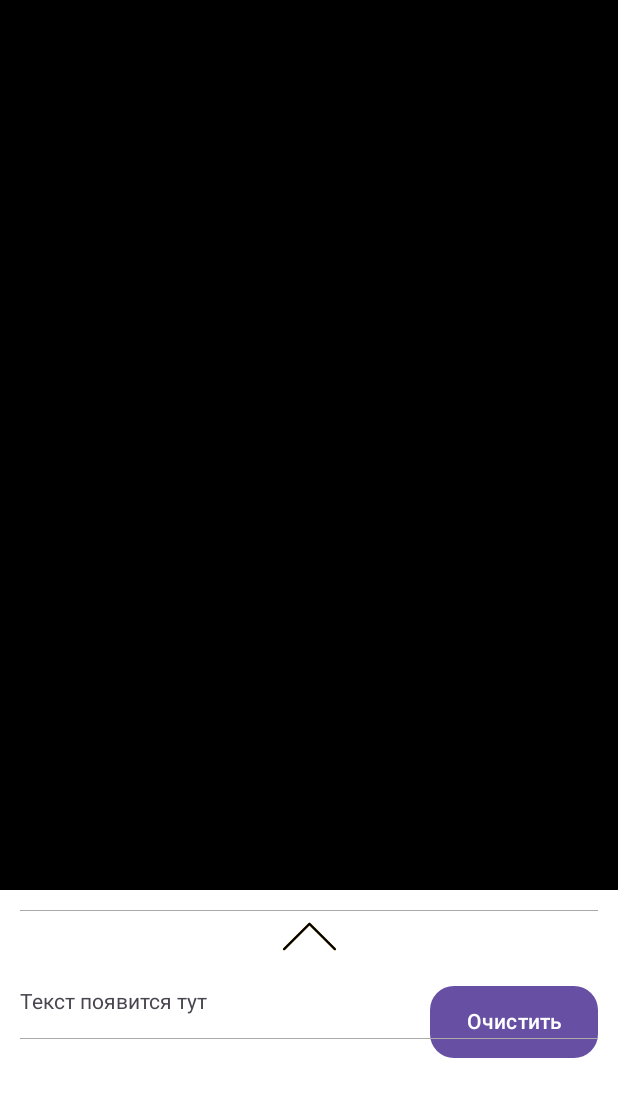
After one commit to sdarfs/handtalk, an Android app: the layout tfe_ic_activity_camera.xml on its own in the app's theme, with its tools: preview values and no code run, on a phone screen of 412 x 824 dp. The commit adds this screen. Shown: the top 1097 px of the screen. Run offline under Robolectric (Android 15) with nearby library versions, the phone set to English and light mode, and no system bars.

Commit message:
заготовка дизайна под логику камеры + вывода текста

```diff
--- a/app/src/main/java/com/example/handtalk/MainActivity.kt
+++ b/app/src/main/java/com/example/handtalk/MainActivity.kt
@@ -27,10 +27,22 @@ class MainActivity : AppCompatActivity() {
         // Устанавливаем слушатель нажатий
         helpButton.setOnClickListener {
             // Создаем Intent для открытия URL
-            val browserIntent = Intent(Intent.ACTION_VIEW, Uri.parse("https://en.wikipedia.org/wiki/American_manual_alphabet"))
+            val browserIntent = Intent(
+                Intent.ACTION_VIEW,
+                Uri.parse("https://en.wikipedia.org/wiki/American_manual_alphabet")
+            )
             startActivity(browserIntent)
         }
 
+        val StartButton: FloatingActionButton = findViewById(R.id.start)
+
+        // Устанавливаем слушатель нажатий
+        StartButton.setOnClickListener {
+            startActivity(Intent(this, ClassifierActivity::class.java).apply {
+
+            })
+
+        }
+
     }
-
 }
--- /dev/null
+++ b/app/src/main/res/drawable/ic_baseline_add.xml
@@ -0,0 +1,9 @@
+<vector xmlns:android="http://schemas.android.com/apk/res/android"
+    android:width="24dp"
+    android:height="24dp"
+    android:viewportWidth="24"
+    android:viewportHeight="24">
+  <path
+      android:fillColor="#FF000000"
+      android:pathData="M19,13h-6v6h-2v-6H5v-2h6V5h2v6h6v2z"/>
+</vector>
--- /dev/null
+++ b/app/src/main/res/drawable/ic_baseline_remove.xml
@@ -0,0 +1,9 @@
+<vector xmlns:android="http://schemas.android.com/apk/res/android"
+    android:width="24dp"
+    android:height="24dp"
+    android:viewportWidth="24"
+    android:viewportHeight="24">
+  <path
+      android:fillColor="#FF000000"
+      android:pathData="M19,13H5v-2h14v2z"/>
+</vector>
--- /dev/null
+++ b/app/src/main/res/drawable/ic_up_arrow_minimal.xml
@@ -0,0 +1,12 @@
+<vector xmlns:android="http://schemas.android.com/apk/res/android"
+    android:width="35dp"
+    android:height="35dp"
+    android:viewportWidth="490.523"
+    android:viewportHeight="490.523">
+  <path
+      android:pathData="M487.411,355.047L252.744,120.38c-4.165,-4.164 -10.917,-4.164 -15.083,0L2.994,355.047c-4.093,4.237 -3.976,10.99 0.262,15.083c4.134,3.993 10.687,3.993 14.821,0l227.115,-227.115l227.115,227.136c4.237,4.093 10.99,3.976 15.083,-0.261c3.993,-4.134 3.993,-10.688 0,-14.821L487.411,355.047z"
+      android:fillColor="#FFC107"/>
+  <path
+      android:fillColor="#FF000000"
+      android:pathData="M479.859,373.266c-2.831,0.005 -5.548,-1.115 -7.552,-3.115L245.192,143.015L18.077,370.151c-4.237,4.093 -10.99,3.976 -15.083,-0.262c-3.993,-4.134 -3.993,-10.687 0,-14.821l234.667,-234.667c4.165,-4.164 10.917,-4.164 15.083,0l234.667,234.667c4.159,4.172 4.148,10.926 -0.024,15.085C485.388,372.146 482.681,373.265 479.859,373.266z"/>
+</vector>
--- /dev/null
+++ b/app/src/main/res/layout/include_translated_text.xml
@@ -0,0 +1,79 @@
+<?xml version="1.0" encoding="utf-8"?>
+<androidx.constraintlayout.widget.ConstraintLayout xmlns:android="http://schemas.android.com/apk/res/android"
+    xmlns:app="http://schemas.android.com/apk/res-auto"
+    xmlns:tools="http://schemas.android.com/tools"
+    android:layout_width="match_parent"
+    android:layout_height="wrap_content"
+    android:padding="5dp">
+
+    <ImageView
+        android:id="@+id/bottom_sheet_arrow_up"
+        android:layout_width="wrap_content"
+        android:layout_height="wrap_content"
+        android:layout_gravity="center"
+        android:src="@drawable/ic_up_arrow_minimal"
+        app:layout_constraintEnd_toEndOf="parent"
+        app:layout_constraintStart_toStartOf="parent"
+        app:layout_constraintTop_toTopOf="parent" />
+
+    <TextView
+        android:id="@+id/translated_text"
+        android:layout_width="0dp"
+        android:layout_height="wrap_content"
+        android:layout_marginTop="15dp"
+        android:layout_marginEnd="5dp"
+        android:text="@string/text_value"
+        app:layout_constraintEnd_toStartOf="@+id/copy"
+        app:layout_constraintStart_toStartOf="parent"
+        app:layout_constraintTop_toBottomOf="@+id/bottom_sheet_arrow_up" />
+
+    <Button
+        android:id="@+id/clear"
+        android:layout_width="wrap_content"
+        android:layout_height="wrap_content"
+        android:background="@drawable/button"
+        android:includeFontPadding="false"
+        android:minHeight="48dp"
+        android:text="@string/clear"
+        android:textAllCaps="false"
+        app:layout_constraintEnd_toEndOf="parent"
+        app:layout_constraintTop_toTopOf="@+id/translated_text" />
+
+    <Button
+        android:id="@+id/copy"
+        android:layout_width="wrap_content"
+        android:layout_height="wrap_content"
+        android:layout_marginEnd="5dp"
+        android:background="@drawable/button"
+        android:includeFontPadding="false"
+        android:minHeight="30dp"
+        android:text="Copy"
+        android:textAllCaps="false"
+        android:visibility="gone"
+        app:layout_constraintBottom_toBottomOf="@+id/clear"
+        app:layout_constraintEnd_toStartOf="@+id/clear"
+        app:layout_constraintTop_toTopOf="@+id/clear" />
+
+    <View
+        android:id="@+id/view2"
+        android:layout_width="match_parent"
+        android:layout_height="1px"
+        android:layout_marginTop="15dp"
+        android:background="@android:color/darker_gray"
+        app:layout_constraintEnd_toEndOf="parent"
+        app:layout_constraintStart_toStartOf="parent"
+        app:layout_constraintTop_toBottomOf="@+id/translated_text" />
+
+
+    <View
+        android:id="@+id/view3"
+        android:layout_width="match_parent"
+        android:layout_height="1px"
+        android:layout_marginTop="25dp"
+        android:background="@android:color/darker_gray"
+        app:layout_constraintEnd_toEndOf="parent"
+        app:layout_constraintStart_toStartOf="parent"
+
+        tools:ignore="MissingConstraints" />
+
+</androidx.constraintlayout.widget.ConstraintLayout>
--- /dev/null
+++ b/app/src/main/res/layout/tfe_ic_activity_camera.xml
@@ -0,0 +1,67 @@
+<?xml version="1.0" encoding="utf-8"?><!--
+ Copyright 2019 The TensorFlow Authors. All Rights Reserved.
+
+ Licensed under the Apache License, Version 2.0 (the "License");
+ you may not use this file except in compliance with the License.
+ You may obtain a copy of the License at
+
+     http://www.apache.org/licenses/LICENSE-2.0
+
+ Unless required by applicable law or agreed to in writing, software
+ distributed under the License is distributed on an "AS IS" BASIS,
+ WITHOUT WARRANTIES OR CONDITIONS OF ANY KIND, either express or implied.
+ See the License for the specific language governing permissions and
+ limitations under the License.
+-->
+<androidx.coordinatorlayout.widget.CoordinatorLayout xmlns:android="http://schemas.android.com/apk/res/android"
+    xmlns:tools="http://schemas.android.com/tools"
+    android:id="@+id/coordinatorLayout"
+    android:layout_width="match_parent"
+    android:layout_height="match_parent"
+    android:background="#00000000">
+
+    <RelativeLayout
+        android:id="@+id/relativeLayout"
+        android:layout_width="match_parent"
+        android:layout_height="match_parent"
+        android:background="#00000000"
+        android:orientation="vertical">
+
+
+        <FrameLayout
+            android:id="@+id/container"
+            android:layout_width="match_parent"
+            android:layout_height="match_parent"
+            android:background="@android:color/black"
+            tools:context="com.example.handtalk.classification.CameraActivity" />
+
+
+        <androidx.appcompat.widget.Toolbar
+            android:id="@+id/toolbar"
+            android:layout_width="137dp"
+            android:layout_height="91dp"
+            android:layout_alignParentTop="true"
+            android:background="@color/white"
+            android:visibility="gone">
+
+            <ImageView
+                android:layout_width="wrap_content"
+                android:layout_height="wrap_content"
+                android:src="@drawable/tfl2_logo" />
+        </androidx.appcompat.widget.Toolbar>
+
+    </RelativeLayout>
+
+    <include
+        android:id="@+id/bottom_sheet_layout"
+        layout="@layout/tfe_ic_layout_bottom_sheet" />
+
+    <TextView
+        android:id="@+id/predicted"
+        android:layout_width="wrap_content"
+        android:layout_height="wrap_content"
+        android:layout_gravity="center"
+        android:text=" "
+        android:textColor="#FFFFFF"
+        android:textSize="80sp" />
+</androidx.coordinatorlayout.widget.CoordinatorLayout>
--- /dev/null
+++ b/app/src/main/res/layout/tfe_ic_camera_connection_fragment.xml
@@ -0,0 +1,27 @@
+<?xml version="1.0" encoding="utf-8"?><!--
+ Copyright 2019 The TensorFlow Authors. All Rights Reserved.
+
+ Licensed under the Apache License, Version 2.0 (the "License");
+ you may not use this file except in compliance with the License.
+ You may obtain a copy of the License at
+
+     http://www.apache.org/licenses/LICENSE-2.0
+
+ Unless required by applicable law or agreed to in writing, software
+ distributed under the License is distributed on an "AS IS" BASIS,
+ WITHOUT WARRANTIES OR CONDITIONS OF ANY KIND, either express or implied.
+ See the License for the specific language governing permissions and
+ limitations under the License.
+-->
+<RelativeLayout xmlns:android="http://schemas.android.com/apk/res/android"
+    android:layout_width="match_parent"
+    android:layout_height="match_parent">
+
+    <com.example.handtalk.classification.customview.AutoFitTextureView
+        android:id="@+id/texture"
+        android:layout_width="wrap_content"
+        android:layout_height="wrap_content"
+        android:layout_alignParentTop="true" />
+
+
+</RelativeLayout>
--- /dev/null
+++ b/app/src/main/res/layout/tfe_ic_layout_bottom_sheet.xml
@@ -0,0 +1,338 @@
+<?xml version="1.0" encoding="utf-8"?>
+<LinearLayout xmlns:android="http://schemas.android.com/apk/res/android"
+    xmlns:app="http://schemas.android.com/apk/res-auto"
+    android:id="@+id/bottom_sheet_layout"
+    android:layout_width="match_parent"
+    android:layout_height="wrap_content"
+    android:layout_gravity="center_horizontal"
+    android:background="@color/white"
+    android:gravity="center_horizontal"
+    android:orientation="vertical"
+    android:padding="8dp"
+    app:behavior_hideable="true"
+    app:layout_behavior="com.google.android.material.bottomsheet.BottomSheetBehavior">
+
+    <include
+        android:id="@+id/translated_text_layout"
+        layout="@layout/include_translated_text" />
+
+    <LinearLayout
+        android:id="@+id/gesture_layout"
+        android:layout_width="match_parent"
+        android:layout_height="wrap_content"
+        android:orientation="vertical"
+        android:paddingTop="10dp"
+        android:paddingBottom="10dp">
+
+        <ImageView
+            android:id="@+id/bottom_sheet_arrow"
+            android:layout_width="wrap_content"
+            android:layout_height="wrap_content"
+            android:layout_gravity="center"
+            android:visibility="gone"
+            android:src="@drawable/icn_chevron_up" />
+
+        <LinearLayout
+            android:layout_width="match_parent"
+            android:layout_height="wrap_content"
+            android:layout_marginTop="10dp"
+            android:orientation="horizontal">
+
+            <TextView
+                android:id="@+id/detected_item"
+                android:layout_width="wrap_content"
+                android:layout_height="wrap_content"
+                android:textColor="@android:color/black"
+                android:textSize="16sp" />
+
+            <TextView
+                android:id="@+id/detected_item_value"
+                android:layout_width="match_parent"
+                android:layout_height="wrap_content"
+                android:gravity="right"
+                android:textColor="@android:color/black"
+                android:textSize="16sp" />
+
+        </LinearLayout>
+
+        <LinearLayout
+            android:layout_width="match_parent"
+            android:layout_height="wrap_content"
+            android:layout_marginTop="10dp"
+            android:orientation="horizontal">
+
+            <TextView
+                android:id="@+id/detected_item1"
+                android:layout_width="wrap_content"
+                android:layout_height="wrap_content"
+                android:textColor="@android:color/darker_gray"
+                android:textSize="12sp" />
+
+            <TextView
+                android:id="@+id/detected_item1_value"
+                android:layout_width="match_parent"
+                android:layout_height="wrap_content"
+                android:gravity="right"
+                android:textColor="@android:color/darker_gray"
+                android:textSize="12sp" />
+
+        </LinearLayout>
+
+        <LinearLayout
+            android:layout_width="match_parent"
+            android:layout_height="wrap_content"
+            android:layout_marginTop="10dp"
+            android:orientation="horizontal">
+
+            <TextView
+                android:id="@+id/detected_item2"
+                android:layout_width="wrap_content"
+                android:layout_height="wrap_content"
+                android:textColor="@android:color/darker_gray"
+                android:textSize="12sp" />
+
+            <TextView
+                android:id="@+id/detected_item2_value"
+                android:layout_width="match_parent"
+                android:layout_height="wrap_content"
+                android:gravity="right"
+                android:textColor="@android:color/darker_gray"
+                android:textSize="12sp" />
+
+        </LinearLayout>
+
+        <View
+            android:id="@+id/dev_border"
+            android:visibility="gone"
+            android:layout_width="match_parent"
+            android:layout_height="1px"
+            android:layout_marginTop="8dp"
+            android:background="@android:color/darker_gray" />
+    </LinearLayout>
+
+    <LinearLayout
+        android:id="@+id/dev_section"
+        android:layout_width="match_parent"
+        android:layout_height="wrap_content"
+        android:orientation="vertical"
+        android:visibility="gone">
+
+        <LinearLayout
+            android:layout_width="match_parent"
+            android:layout_height="wrap_content"
+            android:orientation="horizontal">
+
+            <TextView
+                android:id="@+id/frame"
+                android:layout_width="wrap_content"
+                android:layout_height="wrap_content"
+                android:layout_marginTop="10dp"
+                android:text="Frame"
+                android:textColor="@android:color/black" />
+
+            <TextView
+                android:id="@+id/frame_info"
+                android:layout_width="match_parent"
+                android:layout_height="wrap_content"
+                android:layout_marginTop="10dp"
+                android:gravity="right"
+                android:text="640*480"
+                android:textColor="@android:color/black" />
+        </LinearLayout>
+
+        <LinearLayout
+            android:layout_width="match_parent"
+            android:layout_height="wrap_content"
+            android:orientation="horizontal">
+
+            <TextView
+                android:id="@+id/crop"
+                android:layout_width="wrap_content"
+                android:layout_height="wrap_content"
+                android:layout_marginTop="10dp"
+                android:text="Crop"
+                android:textColor="@android:color/black" />
+
+            <TextView
+                android:id="@+id/crop_info"
+                android:layout_width="match_parent"
+                android:layout_height="wrap_content"
+                android:layout_marginTop="10dp"
+                android:gravity="right"
+                android:text="640*480"
+                android:textColor="@android:color/black" />
+        </LinearLayout>
+
+        <LinearLayout
+            android:layout_width="match_parent"
+            android:layout_height="wrap_content"
+            android:orientation="horizontal">
+
+            <TextView
+                android:id="@+id/view"
+                android:layout_width="wrap_content"
+                android:layout_height="wrap_content"
+                android:layout_marginTop="10dp"
+                android:text="View"
+                android:textColor="@android:color/black" />
+
+            <TextView
+                android:id="@+id/view_info"
+                android:layout_width="match_parent"
+                android:layout_height="wrap_content"
+                android:layout_marginTop="10dp"
+                android:gravity="right"
+                android:text="640*480"
+                android:textColor="@android:color/black" />
+        </LinearLayout>
+
+        <LinearLayout
+            android:layout_width="match_parent"
+            android:layout_height="wrap_content"
+            android:orientation="horizontal">
+
+            <TextView
+                android:id="@+id/rotation"
+                android:layout_width="wrap_content"
+                android:layout_height="wrap_content"
+                android:layout_marginTop="10dp"
+                android:text="Rotation"
+                android:textColor="@android:color/black" />
+
+            <TextView
+                android:id="@+id/rotation_info"
+                android:layout_width="match_parent"
+                android:layout_height="wrap_content"
+                android:layout_marginTop="10dp"
+                android:gravity="right"
+                android:text="640*480"
+                android:textColor="@android:color/black" />
+        </LinearLayout>
+
+        <LinearLayout
+            android:layout_width="match_parent"
+            android:layout_height="wrap_content"
+            android:orientation="horizontal">
+
+            <TextView
+                android:id="@+id/inference"
+                android:layout_width="wrap_content"
+                android:layout_height="wrap_content"
+                android:layout_marginTop="10dp"
+                android:text="Inference Time"
+                android:textColor="@android:color/black" />
+
+            <TextView
+                android:id="@+id/inference_info"
+                android:layout_width="match_parent"
+                android:layout_height="wrap_content"
+                android:layout_marginTop="10dp"
+                android:gravity="right"
+                android:text="640*480"
+                android:textColor="@android:color/black" />
+        </LinearLayout>
+
+        <View
+            android:layout_width="match_parent"
+            android:layout_height="1px"
+            android:layout_marginTop="10dp"
+            android:background="@android:color/darker_gray" />
+
+        <RelativeLayout
+            android:layout_width="match_parent"
+            android:layout_height="wrap_content"
+            android:layout_marginTop="10dp"
+            android:orientation="horizontal">
+
+            <TextView
+                android:layout_width="wrap_content"
+                android:layout_height="wrap_content"
+                android:layout_marginTop="10dp"
+                android:text="Threads"
+                android:textColor="@android:color/black" />
+
+            <LinearLayout
+                android:layout_width="wrap_content"
+                android:layout_height="wrap_content"
+                android:layout_alignParentRight="true"
+                android:background="@color/white"
+                android:gravity="center"
+                android:orientation="horizontal"
+                android:padding="4dp">
+
+                <ImageView
+                    android:id="@+id/minus"
+                    android:layout_width="wrap_content"
+                    android:layout_height="wrap_content"
+                    android:src="@drawable/ic_baseline_remove" />
+
+                <TextView
+                    android:id="@+id/threads"
+                    android:layout_width="wrap_content"
+                    android:layout_height="wrap_content"
+                    android:layout_marginLeft="10dp"
+                    android:layout_marginRight="10dp"
+                    android:text="1"
+                    android:textColor="@android:color/black"
+                    android:textSize="14sp" />
+
+                <ImageView
+                    android:id="@+id/plus"
+                    android:layout_width="wrap_content"
+                    android:layout_height="wrap_content"
+                    android:src="@drawable/ic_baseline_add" />
+
+            </LinearLayout>
+        </RelativeLayout>
+
+        <View
+            android:layout_width="match_parent"
+            android:layout_height="1px"
+            android:layout_marginTop="10dp"
+            android:background="@android:color/darker_gray" />
+
+        <RelativeLayout
+            android:layout_width="match_parent"
+            android:layout_height="wrap_content"
+            android:orientation="horizontal">
+
+            <TextView
+                android:layout_width="wrap_content"
+                android:layout_height="wrap_content"
+                android:layout_marginTop="10dp"
+                android:text="@string/tfe_ic_model"
+                android:textColor="@android:color/black" />
+
+            <Spinner
+                android:id="@+id/model_spinner"
+                android:layout_width="wrap_content"
+                android:layout_height="wrap_content"
+                android:layout_alignParentRight="true"
+                android:layout_marginTop="10dp"
+                android:entries="@array/tfe_ic_models"
+                android:prompt="@string/tfe_ic_model" />
+        </RelativeLayout>
+
+        <RelativeLayout
+            android:layout_width="match_parent"
+            android:layout_height="wrap_content"
+            android:orientation="horizontal">
+
+            <TextView
+                android:layout_width="wrap_content"
+                android:layout_height="wrap_content"
+                android:layout_marginTop="10dp"
+                android:text="@string/tfe_ic_device"
+                android:textColor="@android:color/black" />
+
+            <Spinner
+                android:id="@+id/device_spinner"
+                android:layout_width="wrap_content"
+                android:layout_height="wrap_content"
+                android:layout_alignParentRight="true"
+                android:layout_marginTop="10dp"
+                android:entries="@array/tfe_ic_devices"
+                android:prompt="@string/tfe_ic_device" />
+        </RelativeLayout>
+    </LinearLayout>
+</LinearLayout>
--- a/app/src/main/res/values/strings.xml
+++ b/app/src/main/res/values/strings.xml
@@ -7,4 +7,22 @@
     <string name="next">Next</string>
     <string name="previous">Previous</string>
     <string name="Start">Начать</string >
-</resources>
+    <string name="tfe_ic_app_name" translation_description="Image Classification demo app [CHAR_LIMIT=40]">TFL Classify</string>
+    <string name="tfe_ic_camera_error" translation_description="Error regarding camera support[CHAR_LIMIT=40]">This device doesn\'t support Camera2 API.</string>
+    <string name="tfe_ic_gpu_quant_error" translation_description="Error regarding GPU support for Quant models[CHAR_LIMIT=60]">GPU does not yet supported quantized models.</string>
+    <string name="tfe_ic_model" translatable="false">Model:</string>
+    <string-array name="tfe_ic_models" translatable="false">
+        <item>Quantized_EfficientNet</item>
+        <item>Float_EfficientNet</item>
+        <item>Quantized_MobileNet</item>
+        <item>Float_MobileNet</item>
+    </string-array>
+
+    <string name="tfe_ic_device" translatable="false">Device:</string>
+    <string name="clear">Очистить</string>
+    <string name="text_value">Текст появится тут</string>
+    <string-array name="tfe_ic_devices" translatable="false">
+        <item>CPU</item>
+        <item>GPU</item>
+        <item>NNAPI</item>
+    </string-array></resources>
--- a/gradle.properties
+++ b/gradle.properties
@@ -6,7 +6,7 @@
 # http://www.gradle.org/docs/current/userguide/build_environment.html
 # Specifies the JVM arguments used for the daemon process.
 # The setting is particularly useful for tweaking memory settings.
-org.gradle.jvmargs=-Xmx2048m -Dfile.encoding=UTF-8
+org.gradle.jvmargs=-Xmx4608m
 # When configured, Gradle will run in incubating parallel mode.
 # This option should only be used with decoupled projects. For more details, visit
 # https://developer.android.com/r/tools/gradle-multi-project-decoupled-projects
--- a/gradle/libs.versions.toml
+++ b/gradle/libs.versions.toml
@@ -11,6 +11,10 @@ constraintlayout = "2.2.0"
 navigationFragmentKtx = "2.8.4"
 navigationUiKtx = "2.8.4"
 tensorflowLite = "2.4.0"
+litertGpu = "1.0.1"
+litertSupportApi = "1.0.1"
+litertSupportApiVersion = "1.0.1"
+litertGpuVersion = "1.0.1"
 
 [libraries]
 androidx-core-ktx = { group = "androidx.core", name = "core-ktx", version.ref = "coreKtx" }
@@ -23,6 +27,8 @@ androidx-constraintlayout = { group = "androidx.constraintlayout", name = "const
 androidx-navigation-fragment-ktx = { group = "androidx.navigation", name = "navigation-fragment-ktx", version.ref = "navigationFragmentKtx" }
 androidx-navigation-ui-ktx = { group = "androidx.navigation", name = "navigation-ui-ktx", version.ref = "navigationUiKtx" }
 tensorflow-lite = { module = "org.tensorflow:tensorflow-lite", version.ref = "tensorflowLite" }
+litert-support-api = { group = "com.google.ai.edge.litert", name = "litert-support-api", version.ref = "litertSupportApiVersion" }
+litert-gpu = { group = "com.google.ai.edge.litert", name = "litert-gpu", version.ref = "litertGpuVersion" }
 
 [plugins]
 android-application = { id = "com.android.application", version.ref = "agp" }
```
Also changed, not shown: app/build.gradle.kts (+13 -3 lines), app/src/main/AndroidManifest.xml (+10 -2 lines), app/src/main/res/drawable/icn_chevron_down.png (added), app/src/main/res/drawable/icn_chevron_up.png (added), app/src/main/res/drawable/tfl2_logo.png (added).
